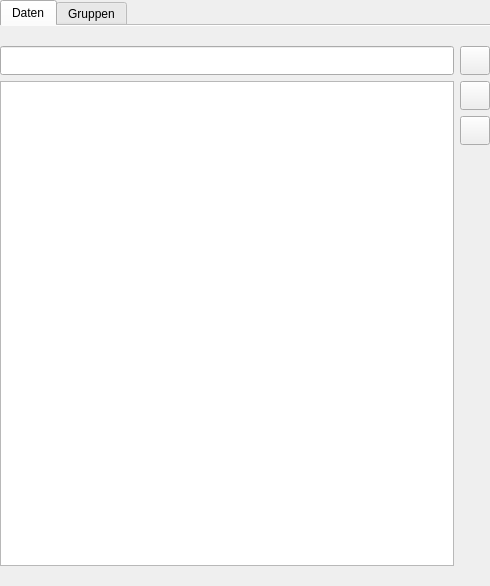
This is ui/qmfuncsettingswidget.ui in Christian-Kr/QualificationMatrix as Qt 5 draws it before an edit. The edited form follows.
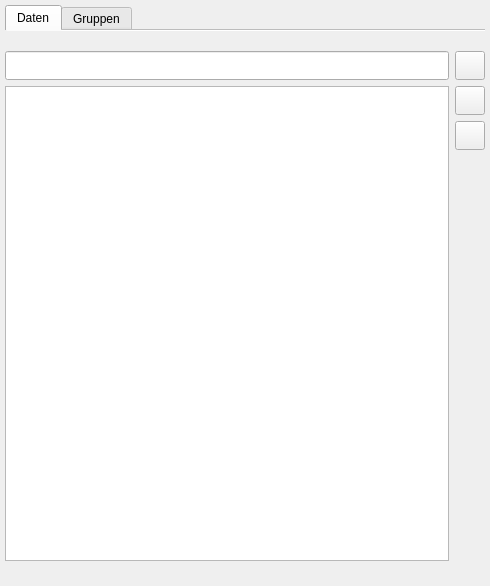
This is the edited form. Icons and pictures are not drawn.

Commit message: Change margin of some widgets

```diff
--- a/ui/qmfuncsettingswidget.ui
+++ b/ui/qmfuncsettingswidget.ui
@@ -15,16 +15,16 @@
   </property>
   <layout class="QGridLayout" name="gridLayout_2">
    <property name="leftMargin">
-    <number>0</number>
+    <number>5</number>
    </property>
    <property name="topMargin">
-    <number>0</number>
+    <number>5</number>
    </property>
    <property name="rightMargin">
-    <number>0</number>
+    <number>5</number>
    </property>
    <property name="bottomMargin">
-    <number>0</number>
+    <number>5</number>
    </property>
    <item row="0" column="0">
     <widget class="QTabWidget" name="tabWidget">
```
Left out of the diff: 22 changed lines with no effect on the pictures. The commit also changes 2 other files.
